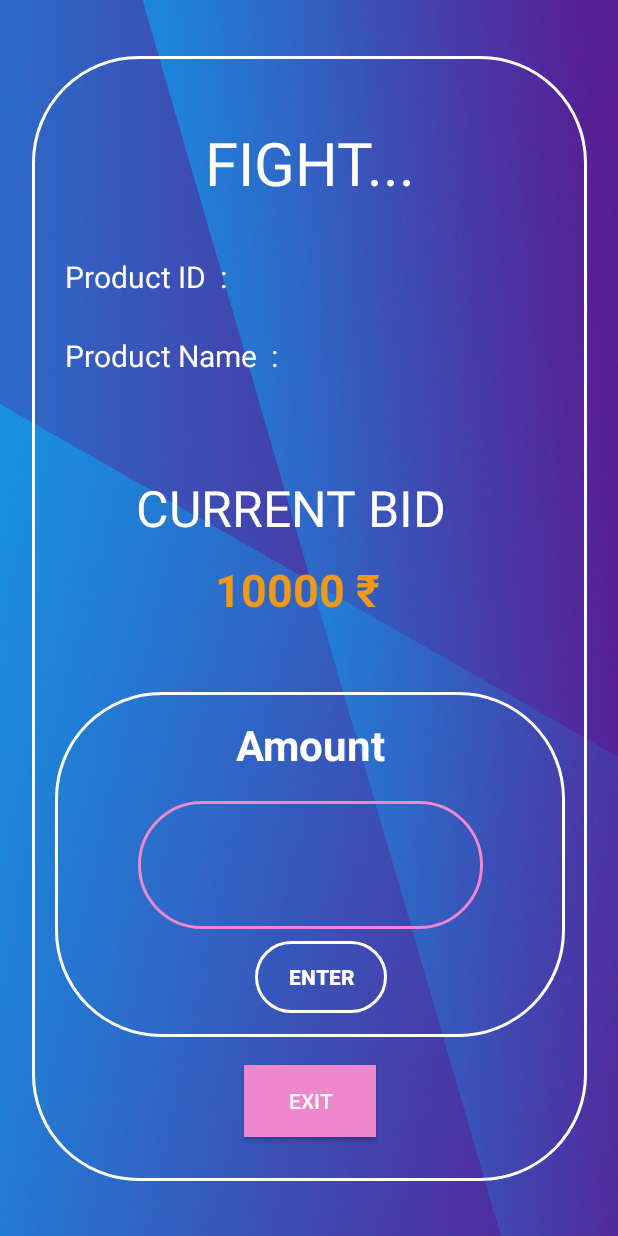
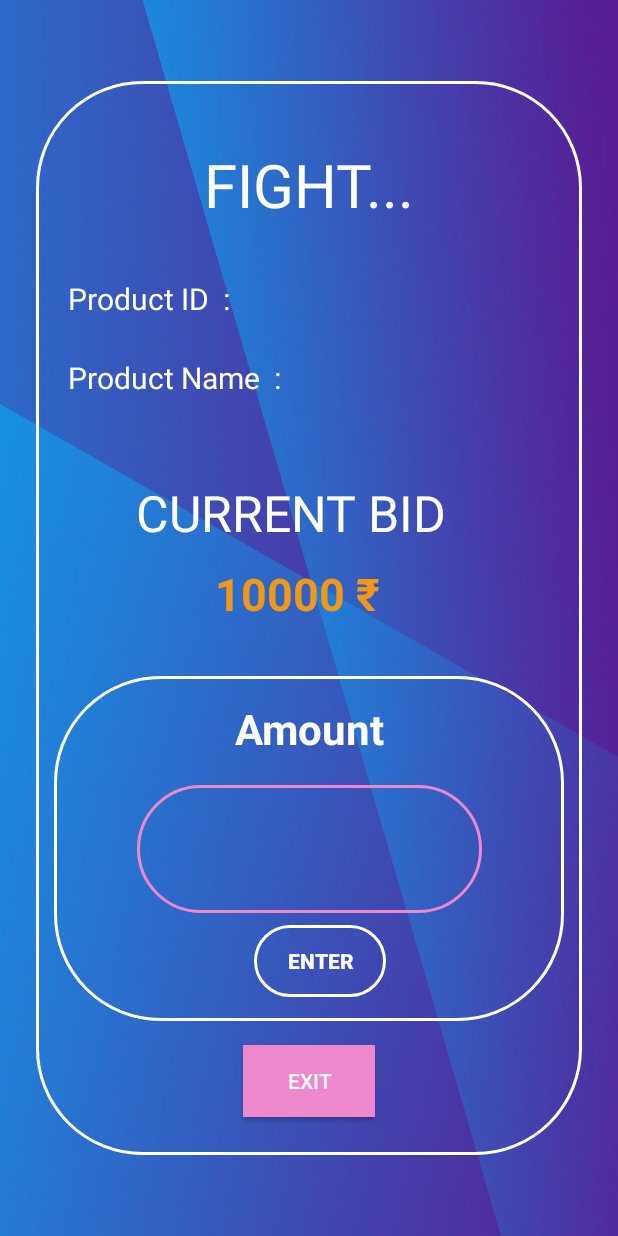
Before and after one commit to Preet021999/Registration12, an Android app: the layout activity_bid.xml on its own in the app's theme, with its tools: preview values and no code run, on a phone screen of 412 x 824 dp. Run offline under Robolectric (Android 15) with nearby library versions, the phone set to English and light mode, and no system bars.

Commit message:
bid page

```diff
--- a/app/src/main/res/layout/activity_bid.xml
+++ b/app/src/main/res/layout/activity_bid.xml
@@ -8,13 +8,13 @@
     android:background="@drawable/bb">
 
     <androidx.constraintlayout.widget.ConstraintLayout
-        android:layout_width="370dp"
-        android:layout_height="750dp"
+        android:layout_width="364dp"
+        android:layout_height="716dp"
+        android:background="@drawable/input_bg"
         app:layout_constraintBottom_toBottomOf="parent"
         app:layout_constraintEnd_toEndOf="parent"
         app:layout_constraintStart_toStartOf="parent"
-        app:layout_constraintTop_toTopOf="parent"
-        android:background="@drawable/input_bg">
+        app:layout_constraintTop_toTopOf="parent">
 
         <TextView
             android:id="@+id/textView4"
@@ -75,9 +75,9 @@
             android:layout_width="wrap_content"
             android:layout_height="wrap_content"
             android:text="10000 ₹"
+            android:textColor="#f09819"
             android:textSize="30dp"
             android:textStyle="bold"
-            android:textColor="#f09819"
             app:layout_constraintBottom_toBottomOf="parent"
             app:layout_constraintEnd_toEndOf="@+id/textView6"
             app:layout_constraintHorizontal_bias="0.539"
```
